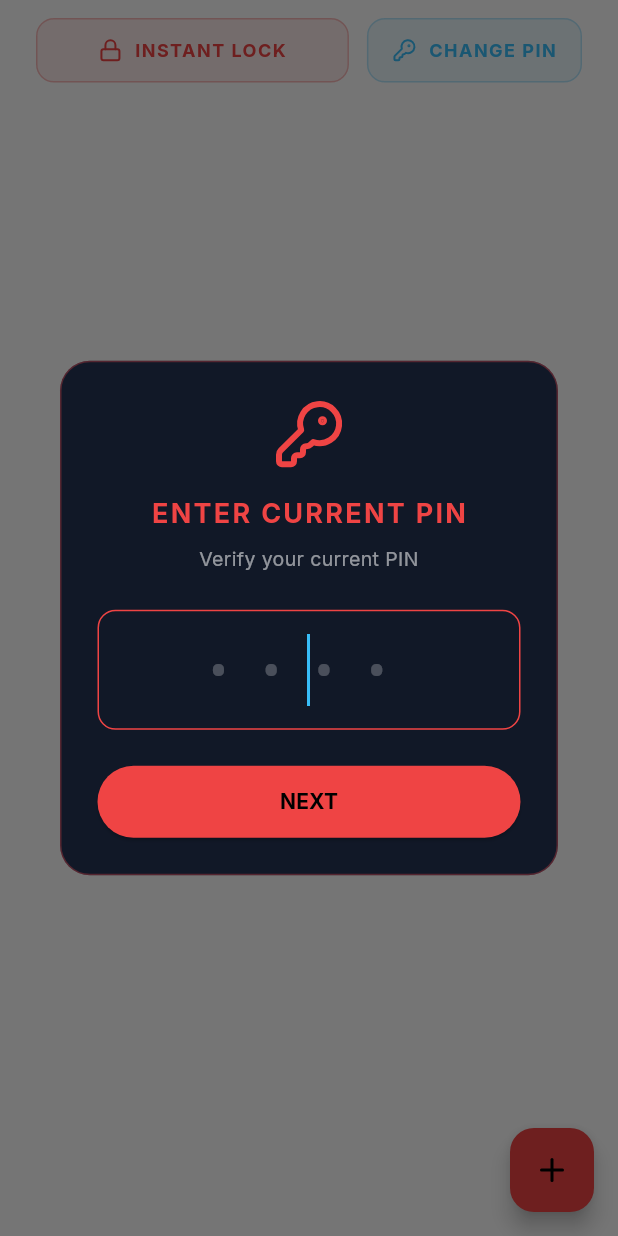
After one commit to DhruvAthaide/Vanguard, a Flutter app: the LockedVaultTab screen opened directly, after a tap on "CHANGE PIN", on a phone screen of 412 x 824 dp. The commit adds this screen. Run offline on Flutter 3.47's test engine with Material 3 defaults, Android fonts, the phone set to English and light mode, and no system bars; our stand-ins replace drift, flutter_riverpod, flutter_secure_storage, flutter_staggered_animations, google_fonts, local_auth and 2 more; missing offline and left inert: local_auth_android, local_auth_darwin, webfeed_revised; accounts and stored records are empty; generated files the repository leaves out were written again; network calls fail.

Commit message:
Added Change PIN Feature

```diff
--- a/lib/views/vault/tabs/locked_vault_tab.dart
+++ b/lib/views/vault/tabs/locked_vault_tab.dart
@@ -7,9 +7,48 @@ import '../../../core/theme/cyber_theme.dart';
 import '../../../providers/vault_provider.dart';
 import '../../../services/secure_storage_service.dart';
 import '../widgets/secure_editor.dart';
+import '../widgets/pin_change_dialog.dart';
 
 class LockedVaultTab extends ConsumerWidget {
   const LockedVaultTab({super.key});
+
+  Future<void> _handleChangePIN(BuildContext context, WidgetRef ref) async {
+    final pinService = ref.read(pinServiceProvider);
+
+    final result = await showDialog<Map<String, String>>(
+      context: context,
+      builder: (_) => const PinChangeDialog(),
+    );
+
+    if (result != null && context.mounted) {
+      final success = await pinService.changePin(
+        result['oldPin']!,
+        result['newPin']!,
+      );
+
+      if (success) {
+        ScaffoldMessenger.of(context).showSnackBar(
+          SnackBar(
+            content: Text(
+              'PIN changed successfully',
+              style: GoogleFonts.inter(color: Colors.white),
+            ),
+            backgroundColor: CyberTheme.accent,
+          ),
+        );
+      } else {
+        ScaffoldMessenger.of(context).showSnackBar(
+          SnackBar(
+            content: Text(
+              'Incorrect current PIN',
+              style: GoogleFonts.inter(color: Colors.white),
+            ),
+            backgroundColor: CyberTheme.danger,
+          ),
+        );
+      }
+    }
+  }
 
   @override
   Widget build(BuildContext context, WidgetRef ref) {
@@ -20,9 +59,12 @@ class LockedVaultTab extends ConsumerWidget {
       backgroundColor: Colors.transparent,
       body: Column(
         children: [
-          // Locked Header
+          // Locked Header with Change PIN
           Container(
             padding: const EdgeInsets.symmetric(horizontal: 24, vertical: 12),
+            child: Row(
+              children: [
+                Expanded(
                   child: GestureDetector(
                     onTap: () => vaultController.lock(),
                     child: Container(
@@ -38,7 +80,7 @@ class LockedVaultTab extends ConsumerWidget {
                           const Icon(LucideIcons.lock, color: CyberTheme.danger, size: 16),
                           const SizedBox(width: 8),
                           Text(
-                      "INSTANT LOCK SESSION",
+                            "INSTANT LOCK",
                             style: GoogleFonts.inter(
                               color: CyberTheme.danger,
                               fontWeight: FontWeight.bold,
@@ -49,6 +91,36 @@ class LockedVaultTab extends ConsumerWidget {
                         ],
                       ),
                     ),
+                  ),
+                ),
+                const SizedBox(width: 12),
+                GestureDetector(
+                  onTap: () => _handleChangePIN(context, ref),
+                  child: Container(
+                    padding: const EdgeInsets.symmetric(horizontal: 16, vertical: 12),
+                    decoration: BoxDecoration(
+                      color: CyberTheme.accent.withOpacity(0.1),
+                      borderRadius: BorderRadius.circular(12),
+                      border: Border.all(color: CyberTheme.accent.withOpacity(0.3)),
+                    ),
+                    child: Row(
+                      children: [
+                        Icon(LucideIcons.keyRound, color: CyberTheme.accent, size: 16),
+                        const SizedBox(width: 8),
+                        Text(
+                          "CHANGE PIN",
+                          style: GoogleFonts.inter(
+                            color: CyberTheme.accent,
+                            fontWeight: FontWeight.bold,
+                            letterSpacing: 1.0,
+                            fontSize: 12,
+                          ),
+                        ),
+                      ],
+                    ),
+                  ),
+                ),
+              ],
             ),
           ),
 
--- /dev/null
+++ b/lib/views/vault/widgets/pin_change_dialog.dart
@@ -0,0 +1,232 @@
+import 'package:flutter/material.dart';
+import 'package:flutter/services.dart';
+import 'package:google_fonts/google_fonts.dart';
+import 'package:lucide_icons/lucide_icons.dart';
+import '../../../core/theme/cyber_theme.dart';
+
+class PinChangeDialog extends StatefulWidget {
+  const PinChangeDialog({super.key});
+
+  @override
+  State<PinChangeDialog> createState() => _PinChangeDialogState();
+}
+
+class _PinChangeDialogState extends State<PinChangeDialog> {
+  final _oldPinController = TextEditingController();
+  final _newPinController = TextEditingController();
+  final _confirmPinController = TextEditingController();
+  int _step = 0; // 0: old PIN, 1: new PIN, 2: confirm
+  String? _errorMessage;
+
+  @override
+  void dispose() {
+    _oldPinController.dispose();
+    _newPinController.dispose();
+    _confirmPinController.dispose();
+    super.dispose();
+  }
+
+  void _handleNext() {
+    if (_step == 0) {
+      // Verify old PIN
+      if (_oldPinController.text.length < 4) {
+        setState(() => _errorMessage = 'PIN must be at least 4 digits');
+        return;
+      }
+      setState(() {
+        _step = 1;
+        _errorMessage = null;
+      });
+    } else if (_step == 1) {
+      // Validate new PIN
+      if (_newPinController.text.length < 4 || _newPinController.text.length > 6) {
+        setState(() => _errorMessage = 'PIN must be 4-6 digits');
+        return;
+      }
+      setState(() {
+        _step = 2;
+        _errorMessage = null;
+      });
+    } else {
+      // Confirm new PIN
+      if (_newPinController.text != _confirmPinController.text) {
+        setState(() => _errorMessage = 'PINs do not match');
+        return;
+      }
+      Navigator.pop(context, {
+        'oldPin': _oldPinController.text,
+        'newPin': _newPinController.text,
+      });
+    }
+  }
+
+  void _handleBack() {
+    setState(() {
+      _step--;
+      _errorMessage = null;
+    });
+  }
+
+  String get _title {
+    switch (_step) {
+      case 0:
+        return 'ENTER CURRENT PIN';
+      case 1:
+        return 'ENTER NEW PIN';
+      case 2:
+        return 'CONFIRM NEW PIN';
+      default:
+        return '';
+    }
+  }
+
+  String get _subtitle {
+    switch (_step) {
+      case 0:
+        return 'Verify your current PIN';
+      case 1:
+        return 'Create a new 4-6 digit PIN';
+      case 2:
+        return 'Re-enter your new PIN';
+      default:
+        return '';
+    }
+  }
+
+  TextEditingController get _currentController {
+    switch (_step) {
+      case 0:
+        return _oldPinController;
+      case 1:
+        return _newPinController;
+      case 2:
+        return _confirmPinController;
+      default:
+        return _oldPinController;
+    }
+  }
+
+  @override
+  Widget build(BuildContext context) {
+    return Dialog(
+      backgroundColor: Colors.transparent,
+      child: Container(
+        padding: const EdgeInsets.all(24),
+        decoration: BoxDecoration(
+          color: CyberTheme.surface,
+          borderRadius: BorderRadius.circular(20),
+          border: Border.all(color: CyberTheme.danger.withOpacity(0.3)),
+        ),
+        child: Column(
+          mainAxisSize: MainAxisSize.min,
+          children: [
+            Icon(
+              LucideIcons.keyRound,
+              color: CyberTheme.danger,
+              size: 48,
+            ),
+            const SizedBox(height: 16),
+            Text(
+              _title,
+              style: GoogleFonts.inter(
+                fontSize: 18,
+                fontWeight: FontWeight.bold,
+                color: CyberTheme.danger,
+                letterSpacing: 1.5,
+              ),
+            ),
+            const SizedBox(height: 8),
+            Text(
+              _subtitle,
+              style: GoogleFonts.inter(
+                fontSize: 13,
+                color: Colors.white54,
+              ),
+              textAlign: TextAlign.center,
+            ),
+            const SizedBox(height: 24),
+            TextField(
+              controller: _currentController,
+              autofocus: true,
+              obscureText: true,
+              keyboardType: TextInputType.number,
+              maxLength: 6,
+              textAlign: TextAlign.center,
+              style: GoogleFonts.robotoMono(
+                fontSize: 32,
+                fontWeight: FontWeight.bold,
+                color: Colors.white,
+                letterSpacing: 16,
+              ),
+              inputFormatters: [FilteringTextInputFormatter.digitsOnly],
+              onSubmitted: (_) => _handleNext(),
+              decoration: InputDecoration(
+                counterText: '',
+                hintText: '••••',
+                hintStyle: GoogleFonts.robotoMono(
+                  fontSize: 32,
+                  color: Colors.white24,
+                  letterSpacing: 16,
+                ),
+                border: OutlineInputBorder(
+                  borderRadius: BorderRadius.circular(12),
+                  borderSide: BorderSide(color: CyberTheme.danger.withOpacity(0.3)),
+                ),
+                enabledBorder: OutlineInputBorder(
+                  borderRadius: BorderRadius.circular(12),
+                  borderSide: BorderSide(color: CyberTheme.danger.withOpacity(0.3)),
+                ),
+                focusedBorder: OutlineInputBorder(
+                  borderRadius: BorderRadius.circular(12),
+                  borderSide: BorderSide(color: CyberTheme.danger),
+                ),
+              ),
+            ),
+            if (_errorMessage != null) ...[
+              const SizedBox(height: 12),
+              Text(
+                _errorMessage!,
+                style: GoogleFonts.inter(
+                  color: CyberTheme.danger,
+                  fontSize: 12,
+                ),
+              ),
+            ],
+            const SizedBox(height: 24),
+            Row(
+              children: [
+                if (_step > 0)
+                  Expanded(
+                    child: OutlinedButton(
+                      onPressed: _handleBack,
+                      style: OutlinedButton.styleFrom(
+                        foregroundColor: Colors.white54,
+                        side: BorderSide(color: Colors.white24),
+                        padding: const EdgeInsets.symmetric(vertical: 14),
+                      ),
+                      child: Text('BACK', style: GoogleFonts.inter(fontWeight: FontWeight.bold)),
+                    ),
+                  ),
+                if (_step > 0) const SizedBox(width: 12),
+                Expanded(
+                  child: ElevatedButton(
+                    onPressed: _handleNext,
+                    style: ElevatedButton.styleFrom(
+                      backgroundColor: CyberTheme.danger,
+                      foregroundColor: Colors.black,
+                      padding: const EdgeInsets.symmetric(vertical: 14),
+                    ),
+                    child: Text(
+                      _step == 2 ? 'CHANGE PIN' : 'NEXT',
+                      style: GoogleFonts.inter(fontWeight: FontWeight.bold),
+                    ),
+                  ),
+                ),
+              ],
+            ),
+          ],
+        ),
+      ),
+    );
+  }
+}
```
Lines whose indentation alone changed are shown as unchanged.
